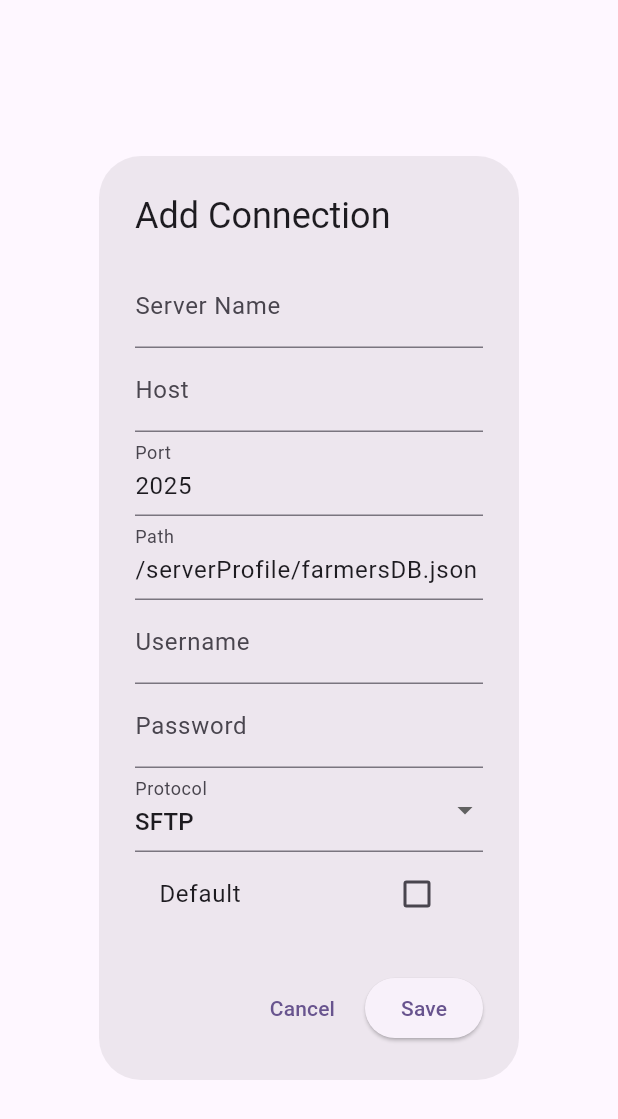
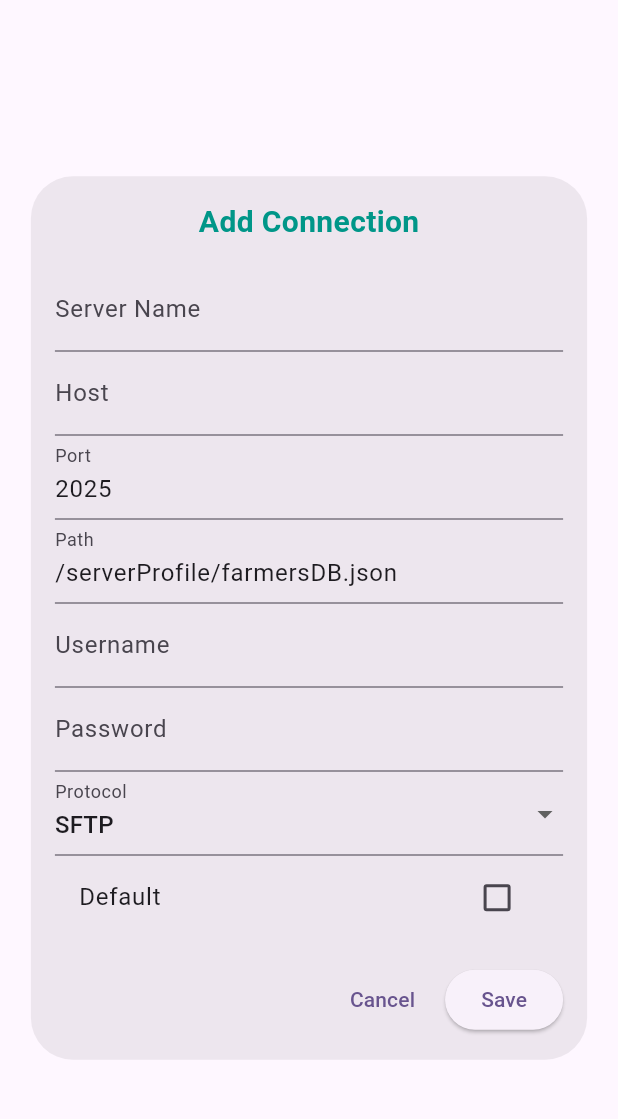
Before and after one commit to nwohater/FarmersDashboard, a Flutter app: the AddEditConnectionDialog widget shown alone on an empty page, opened directly, on a phone screen of 412 x 824 dp. Shown: the top 1119 px of the screen. Run offline on Flutter 3.47's test engine with Material 3 defaults, Android fonts, the phone set to English and light mode, and no system bars; our stand-ins replace google_fonts, sqflite; missing offline and left inert: dartssh2, ftpconnect; accounts and stored records are empty; statements that could not run were skipped.

Commit message:
Server selection cleanup

```diff
--- a/lib/UI/servers.dart
+++ b/lib/UI/servers.dart
@@ -76,11 +76,26 @@ class _ServersSelectionScreenState extends State<ServersSelectionScreen> {
         itemBuilder: (context, index) {
           final conn = _connections[index];
           return ListTile(
-            title: Text(conn['servername']?.toString().isNotEmpty == true
+            title: Text(
+              conn['servername']?.toString().isNotEmpty == true
                   ? conn['servername']
-                : conn['host']),
+                  : conn['host'],
+              style: const TextStyle(
+                fontFamily: 'Roboto',
+                fontSize: 18,
+                fontWeight: FontWeight.bold,
+                color: Colors.teal,
+              ),
+            ),
             subtitle: Text(
-              '${(conn['protocol'] ?? '').toString().toUpperCase()} | ${conn['username']}@${conn['host']}:${conn['port']}'),
+              '${(conn['protocol'] ?? '').toString().toUpperCase()} | ${conn['host']}:${conn['port']}',
+              style: const TextStyle(
+                fontFamily: 'Roboto',
+                fontSize: 14,
+                fontWeight: FontWeight.normal,
+                color: Colors.black54,
+              ),
+            ),
           trailing: Row(
               mainAxisSize: MainAxisSize.min,
               children: [
@@ -197,17 +212,41 @@ class _AddEditConnectionDialogState extends State<AddEditConnectionDialog> {
 
   @override
   Widget build(BuildContext context) {
-    return AlertDialog(
-      title: Text(
-          widget.connection == null ? 'Add Connection' : 'Edit Connection'),
-      content: SingleChildScrollView(
-        child: Form(
+    final screenWidth = MediaQuery
+        .of(context)
+        .size
+        .width;
+    final dialogWidth = screenWidth * 0.9; // for example: 90% of screen width
+
+    return Dialog(
+      insetPadding: const EdgeInsets.all(16),
+      // optional: padding around the dialog
+      child: Container(
+        width: dialogWidth,
+        padding: const EdgeInsets.all(16),
+        child: SingleChildScrollView(
+          child: Column(
+            mainAxisSize: MainAxisSize.min,
+            children: [
+              Text(
+                widget.connection == null
+                    ? 'Add Connection'
+                    : 'Edit Connection',
+                style: const TextStyle(
+                  fontSize: 20,
+                  fontWeight: FontWeight.bold,
+                  color: Colors.teal,
+                ),
+              ),
+              const SizedBox(height: 16),
+              Form(
                 key: _formKey,
                 child: Column(
                   children: [
                     TextFormField(
                       controller: _servernameController,
-                decoration: const InputDecoration(labelText: 'Server Name'),
+                      decoration: const InputDecoration(
+                          labelText: 'Server Name'),
                     ),
                     TextFormField(
                       controller: _hostController,
@@ -248,17 +287,24 @@ class _AddEditConnectionDialogState extends State<AddEditConnectionDialog> {
                   ],
                 ),
               ),
-      ),
-      actions: [
+              const SizedBox(height: 16),
+              Row(
+                mainAxisAlignment: MainAxisAlignment.end,
+                children: [
                   TextButton(
                     onPressed: () => Navigator.of(context).pop(),
                     child: const Text('Cancel'),
                   ),
+                  const SizedBox(width: 8),
                   ElevatedButton(
                     onPressed: _save,
                     child: const Text('Save'),
                   ),
                 ],
+              ),
+            ],
+          ),
+        ),
+      ),
     );
-  }
-}
+  }}
```
Also changed, not shown: lib/UI/server_selection.dart (+21 -4 lines). Lines whose indentation alone changed are shown as unchanged.
